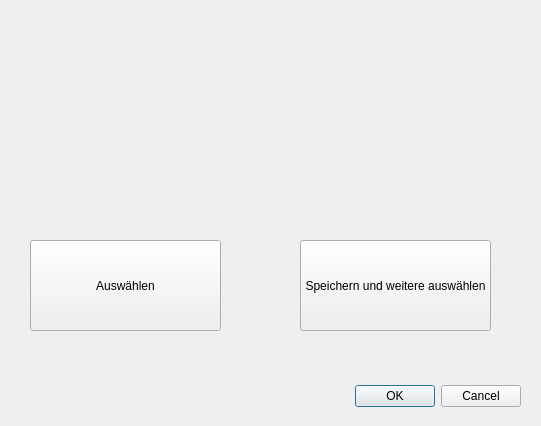
This is addfile.ui in green-lion-racing/glr-database as Qt 5 draws it before an edit. The edited form follows.
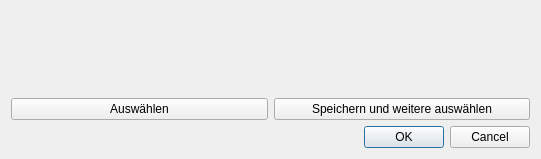
This is the edited form.

Commit message: fix design issues

What changed in the file:
```diff
--- a/addfile.ui
+++ b/addfile.ui
@@ -7,67 +7,48 @@
     <x>0</x>
     <y>0</y>
     <width>541</width>
-    <height>426</height>
+    <height>159</height>
    </rect>
   </property>
   <property name="windowTitle">
    <string>Dialog</string>
   </property>
-  <widget class="QDialogButtonBox" name="buttonBox">
-   <property name="geometry">
-    <rect>
-     <x>180</x>
-     <y>380</y>
-     <width>341</width>
-     <height>32</height>
-    </rect>
-   </property>
-   <property name="orientation">
-    <enum>Qt::Horizontal</enum>
-   </property>
-   <property name="standardButtons">
-    <set>QDialogButtonBox::Cancel|QDialogButtonBox::Ok</set>
-   </property>
-  </widget>
-  <widget class="QPushButton" name="pb_selectFile">
-   <property name="geometry">
-    <rect>
-     <x>30</x>
-     <y>240</y>
-     <width>191</width>
-     <height>91</height>
-    </rect>
-   </property>
-   <property name="text">
-    <string>Auswählen</string>
-   </property>
-  </widget>
-  <widget class="QLabel" name="l_fileName">
-   <property name="geometry">
-    <rect>
-     <x>60</x>
-     <y>60</y>
-     <width>361</width>
-     <height>51</height>
-    </rect>
-   </property>
-   <property name="text">
-    <string/>
-   </property>
-  </widget>
-  <widget class="QPushButton" name="pb_next">
-   <property name="geometry">
-    <rect>
-     <x>300</x>
-     <y>240</y>
-     <width>191</width>
-     <height>91</height>
-    </rect>
-   </property>
-   <property name="text">
-    <string>Speichern und weitere auswählen</string>
-   </property>
-  </widget>
+  <layout class="QGridLayout" name="gridLayout">
+   <item row="0" column="0" colspan="2">
+    <widget class="QLabel" name="l_fileName">
+     <property name="text">
+      <string/>
+     </property>
+     <property name="alignment">
+      <set>Qt::AlignCenter</set>
+     </property>
+    </widget>
+   </item>
+   <item row="1" column="0">
+    <widget class="QPushButton" name="pb_selectFile">
+     <property name="text">
+      <string>Auswählen</string>
+     </property>
+    </widget>
+   </item>
+   <item row="1" column="1">
+    <widget class="QPushButton" name="pb_next">
+     <property name="text">
+      <string>Speichern und weitere auswählen</string>
+     </property>
+    </widget>
+   </item>
+   <item row="2" column="0" colspan="2">
+    <widget class="QDialogButtonBox" name="buttonBox">
+     <property name="orientation">
+      <enum>Qt::Horizontal</enum>
+     </property>
+     <property name="standardButtons">
+      <set>QDialogButtonBox::Cancel|QDialogButtonBox::Ok</set>
+     </property>
+    </widget>
+   </item>
+  </layout>
  </widget>
  <resources/>
  <connections>
```
The commit also changes 7 other files.
